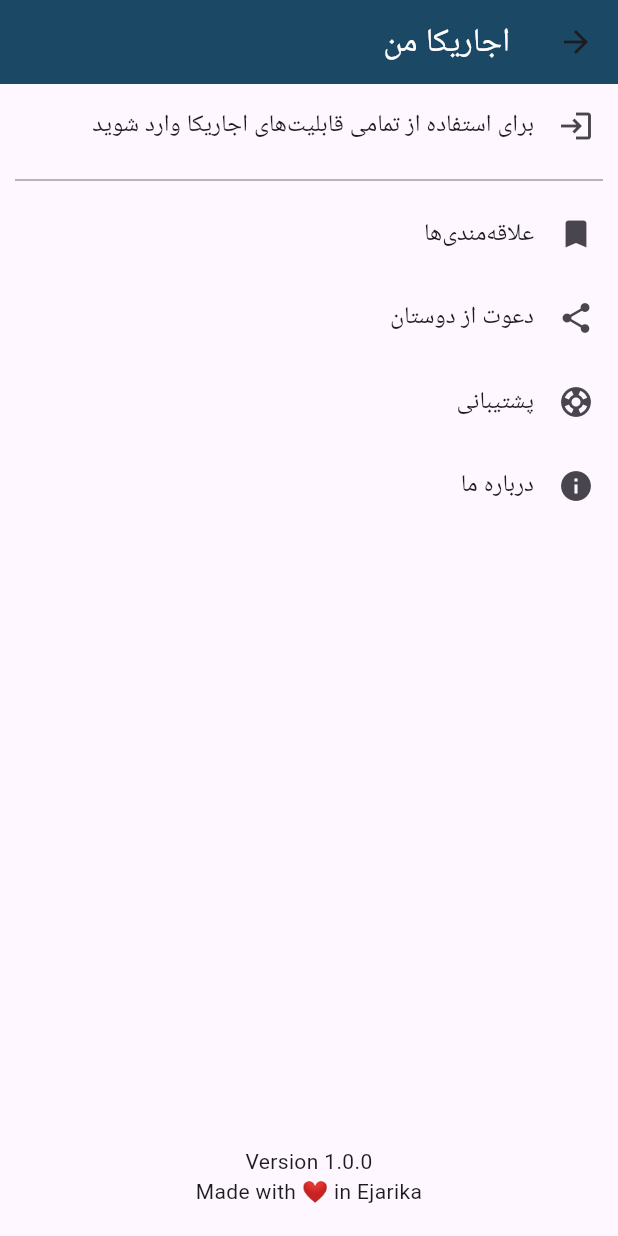
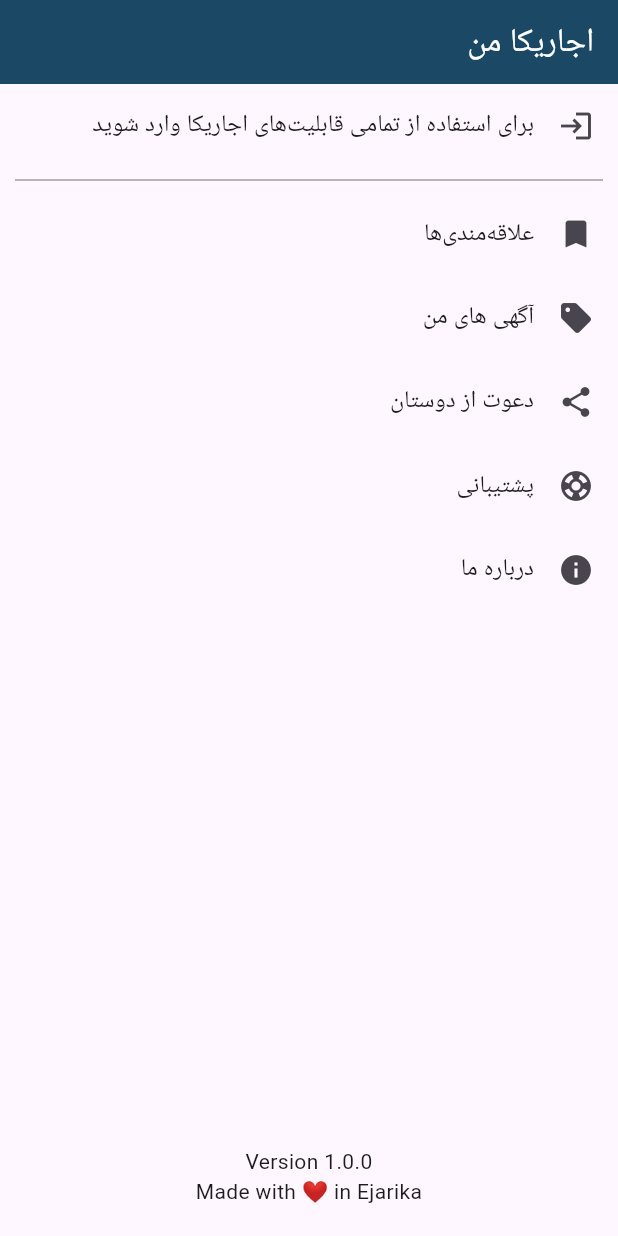
Before and after one commit to ralia79/ejarika_app, a Flutter app: the Profilescreen screen opened directly, on a phone screen of 412 x 824 dp. Run offline on Flutter 3.47's test engine with Material 3 defaults, Android fonts, the phone set to English and light mode, and no system bars; our stand-ins replace dio, flutter_native_splash, image_picker; network calls fail; Roboto replaces fonts that are missing (YekanBakh).

Commit message:
fix tiny bugs

```diff
--- a/lib/view/homeScreen.dart
+++ b/lib/view/homeScreen.dart
@@ -90,6 +90,7 @@
       appBar: PreferredSize(
         preferredSize: Size.fromHeight(80),
         child: AppBar(
+          automaticallyImplyLeading: false,
           backgroundColor: AppColors.primary,
           title: SearchHeader(
             onSearch: _filterItems,
--- a/lib/view/newAdScreen.dart
+++ b/lib/view/newAdScreen.dart
@@ -114,6 +114,7 @@
         appBar: AppBar(
           title: Text('ساخت آگهی جدید', style: TextStyle(color: Colors.white)),
           backgroundColor: AppColors.primary,
+          automaticallyImplyLeading: false,
         ),
         body: SingleChildScrollView(
           padding: EdgeInsets.all(16.0),
--- a/lib/view/profileScreen.dart
+++ b/lib/view/profileScreen.dart
@@ -9,6 +9,7 @@
       appBar: AppBar(
         title: Text('اجاریکا من', style: TextStyle(color: Colors.white)),
         backgroundColor: AppColors.primary,
+        automaticallyImplyLeading: false,
       ),
       body: Column(
         mainAxisAlignment: MainAxisAlignment.center,
@@ -35,6 +36,10 @@
                 ListTile(
                   leading: Icon(Icons.bookmark),
                   title: Text('علاقه‌مندی‌ها'),
+                ),
+                ListTile(
+                  leading: Icon(Icons.sell),
+                  title: Text('آگهی های من'),
                 ),
                 ListTile(
                   leading: Icon(Icons.share),
```
